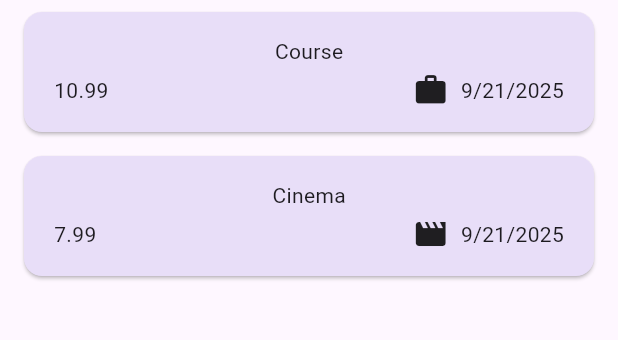
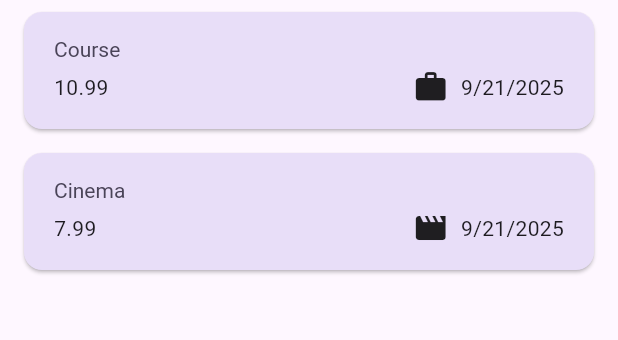
Before and after one commit to AliATZ/expense_tracker, a Flutter app: the screen it shows after launch, on a phone screen of 412 x 824 dp, the part 114-454 px from its top. Run offline on Flutter 3.47's test engine with Material 3 defaults, Android fonts, the phone set to English and light mode, and no system bars.

Commit message:
feat(app): [5-31] Update UI by Using Pre Defined Themes

```diff
--- a/lib/widgets/expenses_list/expense_item.dart
+++ b/lib/widgets/expenses_list/expense_item.dart
@@ -12,19 +12,26 @@ class ExpenseItem extends StatelessWidget {
     return Card(
       child: Padding(
         padding: const EdgeInsets.symmetric(horizontal: 20, vertical: 16),
-        child: Column(children: [
-          Text(expense.title),
-          const SizedBox(height: 4,),
-          Row(children: [
-            Text('${expense.amount.toStringAsFixed(2)}'),
-            const Spacer(),
-            Row(children: [
-              Icon(categoryIcons[expense.category]),
-              const SizedBox(width: 8,),
-              Text(expense.formatedDate)
-            ],)
-          ],)
-        ],),
+        child: Column(
+          crossAxisAlignment: CrossAxisAlignment.start,
+          children: [
+            Text(expense.title, style: Theme.of(context).textTheme.titleLarge),
+            const SizedBox(height: 4),
+            Row(
+              children: [
+                Text('${expense.amount.toStringAsFixed(2)}'),
+                const Spacer(),
+                Row(
+                  children: [
+                    Icon(categoryIcons[expense.category]),
+                    const SizedBox(width: 8),
+                    Text(expense.formatedDate),
+                  ],
+                ),
+              ],
+            ),
+          ],
+        ),
       ),
     );
   }
--- a/lib/widgets/expenses_list/expenses_list.dart
+++ b/lib/widgets/expenses_list/expenses_list.dart
@@ -1,20 +1,31 @@
 import 'package:expense_tracker/models/expense.dart';
 import 'package:expense_tracker/widgets/expenses_list/expense_item.dart';
 import 'package:flutter/cupertino.dart';
+import 'package:flutter/material.dart';
 
 class ExpensesList extends StatelessWidget {
-  const ExpensesList({super.key, required this.expenses, required this.onRemoveExpense});
+  const ExpensesList({
+    super.key,
+    required this.expenses,
+    required this.onRemoveExpense,
+  });
 
   final List<Expense> expenses;
-  final void Function (Expense expense) onRemoveExpense;
+  final void Function(Expense expense) onRemoveExpense;
 
   @override
   Widget build(BuildContext context) {
     return ListView.builder(
       itemCount: expenses.length,
       itemBuilder: (ctx, index) => Dismissible(
+        background: Container(
+          color: Theme.of(context).colorScheme.error.withValues(alpha: 0.75),
+          margin: EdgeInsets.symmetric(
+            horizontal: Theme.of(context).cardTheme.margin!.horizontal,
+          ),
+        ),
         key: ValueKey(expenses[index]),
-        onDismissed: (direction){
+        onDismissed: (direction) {
           onRemoveExpense(expenses[index]);
         },
         child: ExpenseItem(expense: expenses[index]),
```
